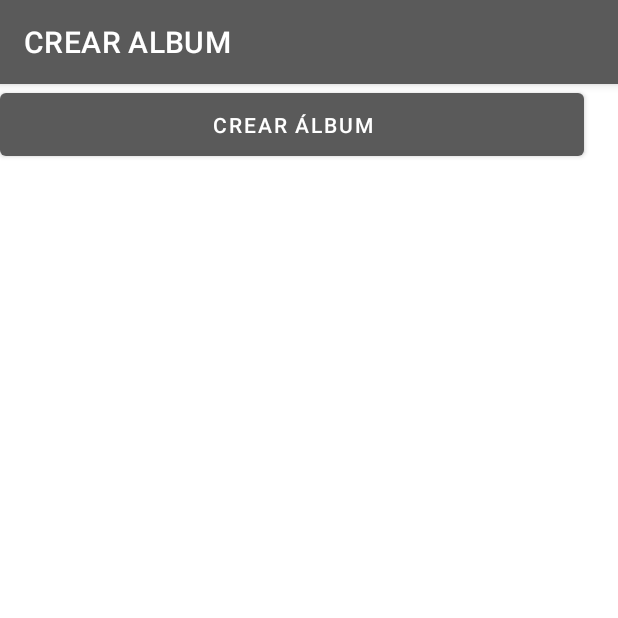
After one commit to asalasr/Repo-Software-Movil, an Android app: the FormAlbum screen opened directly, with no data from a screen before it, on a phone screen of 412 x 824 dp, the top half of it. The commit adds this screen. Run offline under Robolectric (Android 15) with nearby library versions, the phone set to English and light mode, and no system bars.

Commit message:
Avances feature HU007

```diff
--- a/app/build.gradle
+++ b/app/build.gradle
@@ -8,7 +8,7 @@ android {
     buildToolsVersion "30.0.3"
     defaultConfig {
         applicationId "com.example.vinilos"
-        minSdk 23
+        minSdk 21
         targetSdk 31
         versionCode 1
         versionName "1.0"
--- /dev/null
+++ b/app/src/main/java/com/example/vinilos/ui/FormAlbum.kt
@@ -0,0 +1,39 @@
+package com.example.vinilos.ui
+
+import androidx.appcompat.app.AppCompatActivity
+import android.os.Bundle
+import android.util.Log
+import android.view.View
+import com.example.vinilos.R
+import com.example.vinilos.viewmodels.AlbumViewModel
+import com.example.vinilos.viewmodels.Prize
+import java.util.*
+import android.widget.Toast
+
+class FormAlbum : AppCompatActivity() {
+
+    private lateinit var albumViewModelClass: AlbumViewModel
+
+    override fun onCreate(savedInstanceState: Bundle?) {
+        super.onCreate(savedInstanceState)
+        setContentView(R.layout.activity_form_album)
+        val titleMenu: String = getString(R.string.CreateAlbums)
+        setTitle(titleMenu);
+    }
+
+    fun onCLickCreateAlbum(view: View) {
+
+        Log.i("FormAlbum", "Click Button Crear")
+        Toast.makeText(applicationContext,"Creando Album...",Toast.LENGTH_LONG).show()
+        albumViewModelClass =  AlbumViewModel(this.application)
+        albumViewModelClass.startPostCreate("Album Test","Cover Test", Date(),"Description test", "Classical", "EMI" ) {
+            if (it == 0){
+                Toast.makeText(applicationContext,"Album creado correctamente",Toast.LENGTH_LONG).show()
+            } else {
+                Toast.makeText(applicationContext,"Error, Intente de nuevo",Toast.LENGTH_LONG).show()
+            }
+        }
+
+
+    }
+}
--- /dev/null
+++ b/app/src/main/res/layout/activity_form_album.xml
@@ -0,0 +1,17 @@
+<?xml version="1.0" encoding="utf-8"?>
+<androidx.constraintlayout.widget.ConstraintLayout xmlns:android="http://schemas.android.com/apk/res/android"
+    xmlns:app="http://schemas.android.com/apk/res-auto"
+    xmlns:tools="http://schemas.android.com/tools"
+    android:layout_width="match_parent"
+    android:layout_height="match_parent"
+    tools:context=".ui.FormAlbum">
+
+    <Button
+        android:id="@+id/button"
+        android:layout_width="389dp"
+        android:layout_height="54dp"
+        android:text="Crear Álbum"
+        tools:layout_editor_absoluteX="11dp"
+        tools:layout_editor_absoluteY="62dp"
+        android:onClick="onCLickCreateAlbum"/>
+</androidx.constraintlayout.widget.ConstraintLayout>
--- a/app/src/main/res/layout/activity_main_menu.xml
+++ b/app/src/main/res/layout/activity_main_menu.xml
@@ -35,6 +35,7 @@
             android:layout_height="wrap_content"
             android:layout_gravity="center_horizontal"
             android:text="@string/albums"
+            android:onClick="onClickMenuAlbums"
             />
 
         <Button
@@ -42,8 +43,7 @@
             android:layout_width="match_parent"
             android:layout_height="wrap_content"
             android:layout_gravity="center_horizontal"
-            android:text="@string/artists"
-            />
+            android:text="@string/artists" />
     </LinearLayout>
 
 
--- a/app/src/main/res/values/strings.xml
+++ b/app/src/main/res/values/strings.xml
@@ -8,6 +8,7 @@
     <string name="artists">ARTISTAS</string>
     <string name="MainMenu">PRINCIPAL</string>
     <string name="CreatePrizes">CREAR PREMIO</string>
+    <string name="CreateAlbums">CREAR ALBUM</string>
     <string name="Create">CREAR</string>
     <string name="Cancel">CANCELAR</string>
     <string name="Create_lbl_Premio">Crear Premio</string>
```
Also changed, not shown: app/src/main/AndroidManifest.xml (+9 -1 lines), app/src/main/java/com/example/vinilos/models/Album.kt (added, +12 -0 lines), app/src/main/java/com/example/vinilos/repositories/AlbumRepository.kt (added, +40 -0 lines), app/src/main/java/com/example/vinilos/ui/ListAlbums.kt (added, +27 -0 lines), app/src/main/java/com/example/vinilos/ui/MainMenu.kt (+8 -0 lines), app/src/main/java/com/example/vinilos/viewmodels/AlbumViewModel.kt (added, +37 -0 lines), app/src/main/res/layout/activity_list_albums.xml (added, +18 -0 lines), 4 other files.
